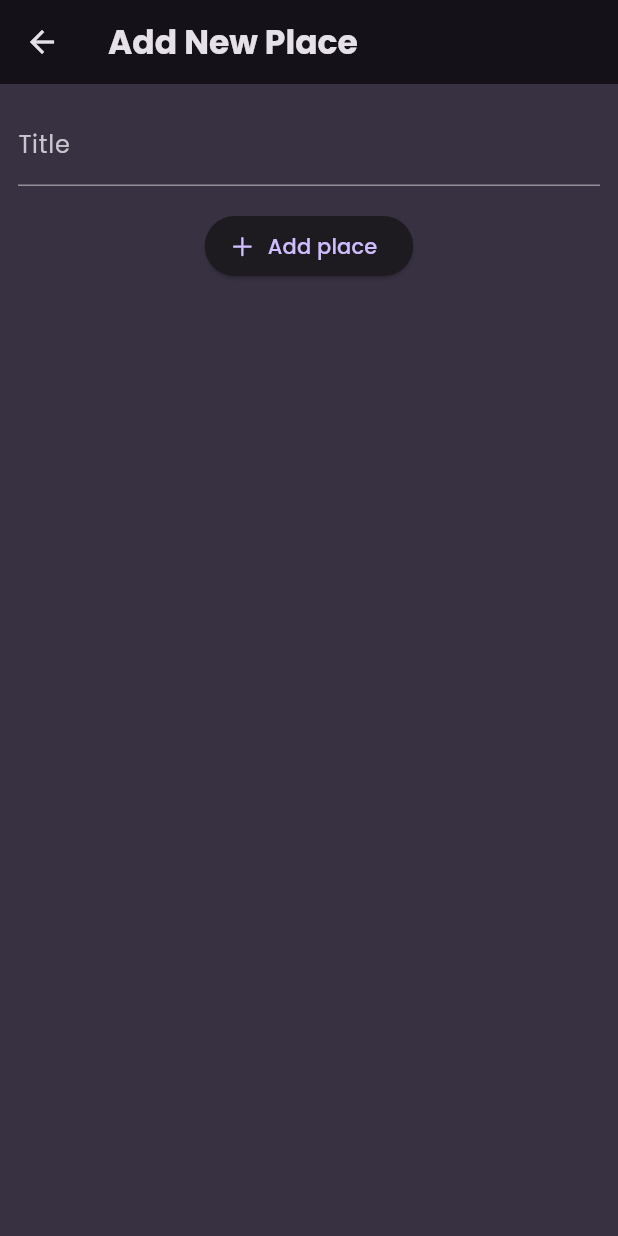
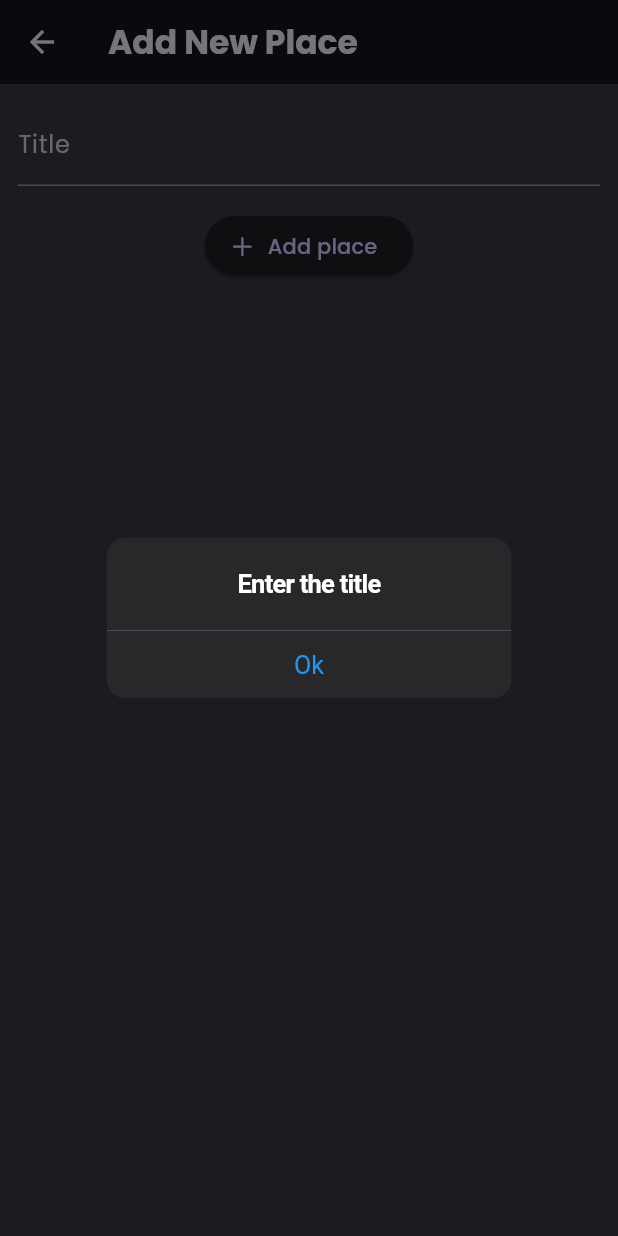
Before and after one commit to Bhavikgadher/Favorite-Places, a Flutter app: the AddPlaceScreen screen opened directly, after a tap on "Add place", on a phone screen of 412 x 824 dp. Run offline on Flutter 3.47's test engine with Material 3 defaults, Android fonts, the phone set to English and light mode, and no system bars; our stand-ins replace flutter_riverpod, google_fonts.

Commit message:
update the add_place screen

```diff
--- a/lib/screens/add_place.dart
+++ b/lib/screens/add_place.dart
@@ -15,7 +15,26 @@ class _AddPlaceState extends ConsumerState<AddPlaceScreen> {
 
   void _savePlace() {
     final enteredTitle = _titleController.text;
-    if (enteredTitle == null || enteredTitle.isEmpty) {
+    if (enteredTitle.isEmpty) {
+      showCupertinoDialog(
+        context: context,
+        builder: (ctx) => CupertinoAlertDialog(
+          title: const Text(
+            'Enter the title',
+            style: TextStyle(color: Colors.white),
+          ),
+          actions: [
+            CupertinoDialogAction(
+              child: const Text(
+                'Ok',
+                style: TextStyle(color: Colors.blue),
+              ),
+              onPressed: () => Navigator.of(ctx).pop(),
+            )
+          ],
+        ),
+
+      );
       return;
     }
     ref.read(userPlaceProvider.notifier).addPlace(enteredTitle);
--- a/lib/widgets/places_list.dart
+++ b/lib/widgets/places_list.dart
@@ -36,7 +36,7 @@ class PlacesList extends StatelessWidget {
               builder: (ctx) => PlaceDetailScreen(place: places[index]),
             ),
           );
-        },
+         },
       ),
       itemCount: places.length,
     );
```
Also changed, not shown: pubspec.lock.
